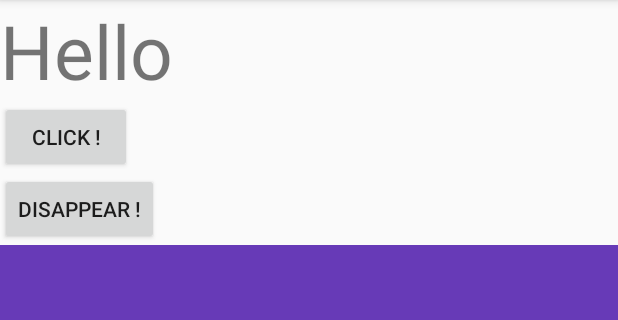
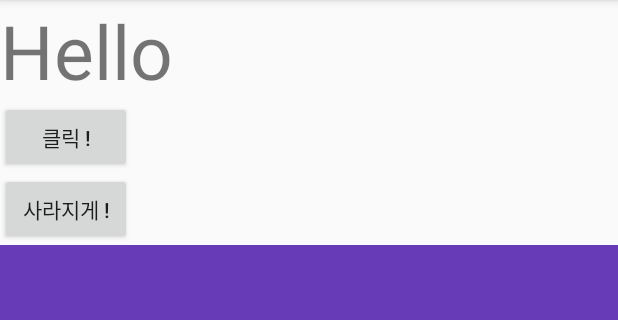
Before and after one commit to minhyuuk/AloneAppStudy, an Android app: the screen it shows after launch (FragmentActivity), on a phone screen of 412 x 824 dp, the part 84-404 px from its top. Run offline under Robolectric (Android 15) with nearby library versions, the phone set to English and light mode, and no system bars.

Commit message:
Update activity_fragment.xml

```diff
--- a/app/src/main/res/layout/activity_fragment.xml
+++ b/app/src/main/res/layout/activity_fragment.xml
@@ -23,12 +23,12 @@
         android:id="@+id/button"
         android:layout_width="wrap_content"
         android:layout_height="wrap_content"
-        android:text="Click !"/>
+        android:text="클릭 !"/>
     <Button
         android:id="@+id/button2"
         android:layout_width="wrap_content"
         android:layout_height="wrap_content"
-        android:text="Disappear !"/>
+        android:text="사라지게 !"/>
     <LinearLayout
         android:id="@+id/container"
         android:layout_width="match_parent"
```
